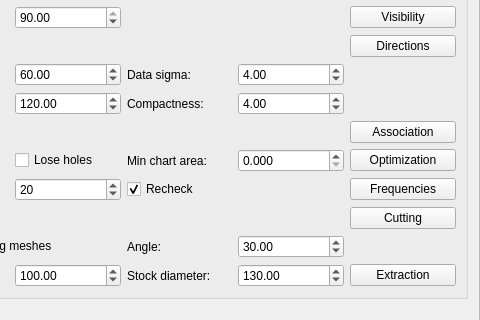
The window that GUI/managers/fouraxisfabricationmanager.ui (cg3hci/4AxisMilling) describes before a commit, drawn with Qt 5; both pictures show x 121 to 601 and y 227 to 547 of the 601 by 1318 pixel window.
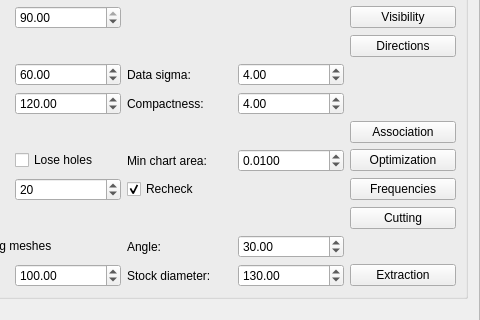
The same window after the commit.

```diff
--- a/GUI/managers/fouraxisfabricationmanager.ui
+++ b/GUI/managers/fouraxisfabricationmanager.ui
@@ -374,14 +374,17 @@
       <item row="13" column="4">
        <widget class="QDoubleSpinBox" name="optimizationMinChartAreaSpinBox">
         <property name="decimals">
-         <number>3</number>
+         <number>4</number>
         </property>
         <property name="maximum">
-         <double>1.000000000000000</double>
-        </property>
-        <property name="singleStep">
          <double>0.100000000000000</double>
         </property>
+        <property name="singleStep">
+         <double>0.001000000000000</double>
+        </property>
+        <property name="value">
+         <double>0.010000000000000</double>
+        </property>
        </widget>
       </item>
       <item row="13" column="5">
```
